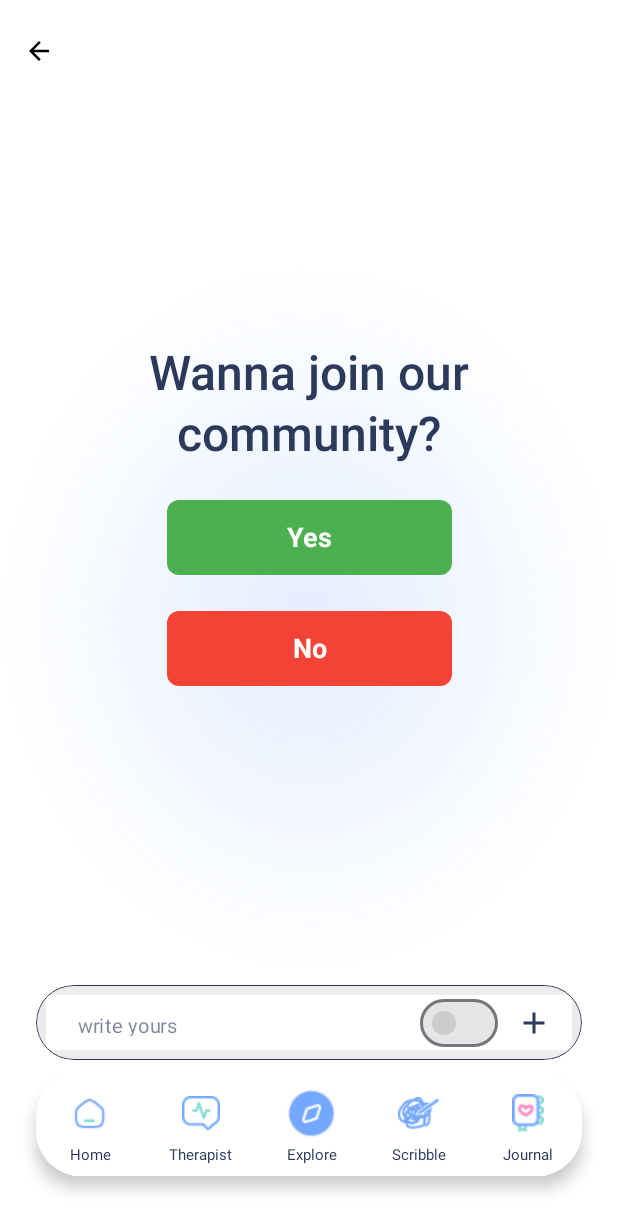
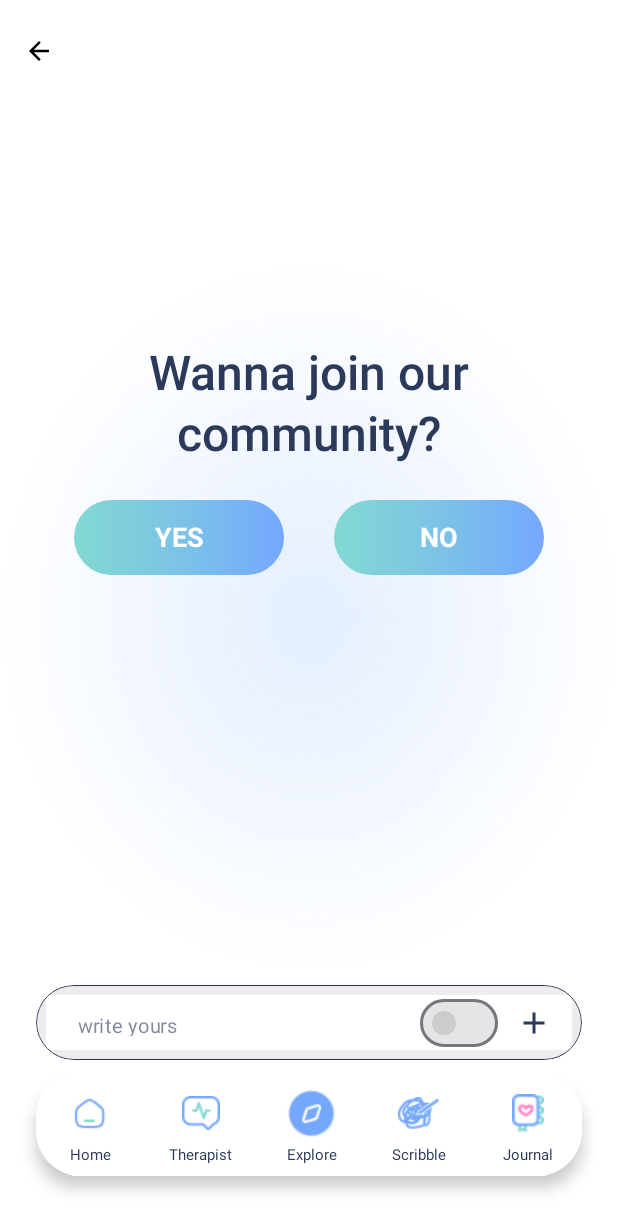
Before and after one commit to michaeldavidsinn/scribesoul, an Android app built with Jetpack Compose: the @Preview function JoinChatPreview, on a phone screen of 412 x 824 dp. Shown: the top 1231 px of the screen. Run offline under Robolectric (Android 15) with nearby library versions, the phone set to English and light mode, and no system bars.

Commit message:
fix joinchat page

```diff
--- a/app/src/main/java/com/example/scribesoul/ui/screens/JoinChat.kt
+++ b/app/src/main/java/com/example/scribesoul/ui/screens/JoinChat.kt
@@ -136,38 +136,61 @@ fun JoinChatScreen(navController: NavController) {
 
             Spacer(modifier = Modifier.height(24.dp))
 
+            Row(
+                horizontalArrangement = Arrangement.spacedBy(16.dp),
+                verticalAlignment = Alignment.CenterVertically
+            ) {
                 Box(
                     modifier = Modifier
-                    .fillMaxWidth(0.5f)
+                        .width(140.dp)
                         .height(50.dp)
                         .clip(RoundedCornerShape(8.dp))
-                    .background(Color(0xFF4CAF50)),
+                        .background(
+                            brush = Brush.horizontalGradient(
+                                colors = listOf(
+                                    Color(0xFF82D9D2),
+                                    Color(0xFF7CC3E6),
+                                    Color(0xFF74A8FF)
+                                )
+                            ),
+                            shape = RoundedCornerShape(50)
+                        ),
                     contentAlignment = Alignment.Center
                 ) {
                     Text(
-                    text = "Yes",
+                        text = "YES",
                         color = Color.White,
                         fontSize = 18.sp,
                         fontWeight = FontWeight.Bold
                     )
                 }
 
-            Spacer(modifier = Modifier.height(24.dp))
+                Spacer(modifier = Modifier.width(1.dp))
 
                 Box(
                     modifier = Modifier
-                    .fillMaxWidth(0.5f)
+                        .width(140.dp)
                         .height(50.dp)
-                    .clip(RoundedCornerShape(8.dp))
-                    .background(Color(0xFFF44336)),
+//                        .clip(RoundedCornerShape(8.dp))
+                        .background(
+                            brush = Brush.horizontalGradient(
+                                colors = listOf(
+                                    Color(0xFF82D9D2),
+                                    Color(0xFF7CC3E6),
+                                    Color(0xFF74A8FF)
+                                )
+                            ),
+                            shape = RoundedCornerShape(50)
+                        ),
                     contentAlignment = Alignment.Center
                 ) {
                     Text(
-                    text = "No",
+                        text = "NO",
                         color = Color.White,
                         fontSize = 18.sp,
                         fontWeight = FontWeight.Bold
                     )
+                }
             }
         }
 
```
Lines whose indentation alone changed are shown as unchanged.
